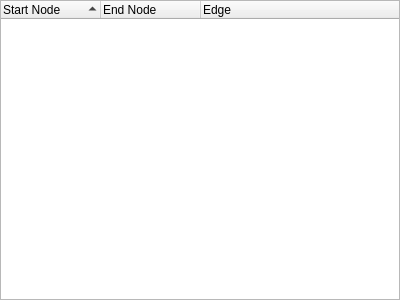
ArsMasiuk/qvge, file code/src/CCommutationTable.ui: the form before one commit.
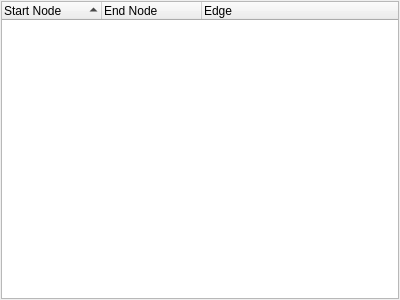
The form after the commit.

Commit message: base UI for default properties

Patch:
```diff
--- a/code/src/CCommutationTable.ui
+++ b/code/src/CCommutationTable.ui
@@ -15,16 +15,16 @@
   </property>
   <layout class="QVBoxLayout" name="verticalLayout">
    <property name="leftMargin">
-    <number>0</number>
+    <number>1</number>
    </property>
    <property name="topMargin">
-    <number>0</number>
+    <number>1</number>
    </property>
    <property name="rightMargin">
-    <number>0</number>
+    <number>1</number>
    </property>
    <property name="bottomMargin">
-    <number>0</number>
+    <number>1</number>
    </property>
    <item>
     <widget class="QTreeWidget" name="Table">
```
The commit also changes 4 other files.
